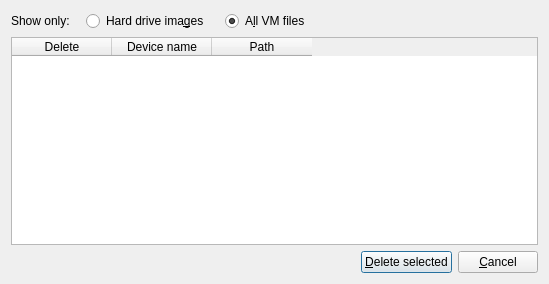
tobimensch/aqemu, file src/Delete_VM_Files_Window.ui: the form before one commit.
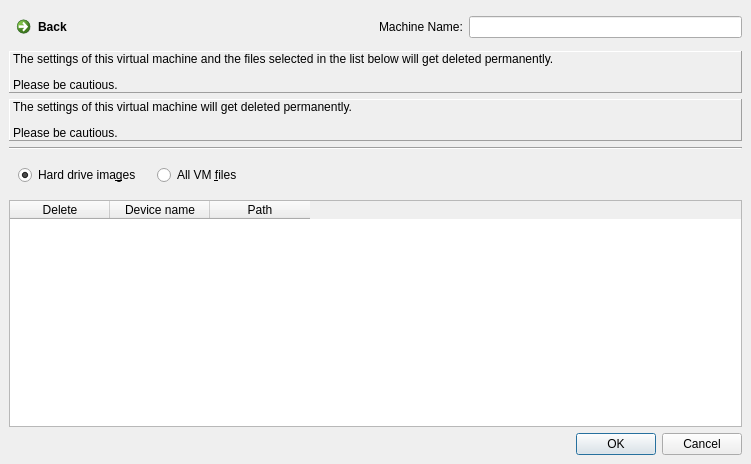
The form after the commit. Icons and pictures are not drawn. Custom widgets are drawn as their Qt base class.

Commit message: Unified Delete VM dialogs in one improved dialog.

Patch:
```diff
--- a/src/Delete_VM_Files_Window.ui
+++ b/src/Delete_VM_Files_Window.ui
@@ -7,8 +7,8 @@
    <rect>
     <x>0</x>
     <y>0</y>
-    <width>549</width>
-    <height>284</height>
+    <width>751</width>
+    <height>464</height>
    </rect>
   </property>
   <property name="windowTitle">
@@ -18,39 +18,162 @@
    <iconset resource="../resources/icons.qrc">
     <normaloff>:/remove.png</normaloff>:/remove.png</iconset>
   </property>
+  <layout class="QGridLayout" name="gridLayout_2">
+   <property name="leftMargin">
+    <number>0</number>
+   </property>
+   <property name="topMargin">
+    <number>0</number>
+   </property>
+   <property name="rightMargin">
+    <number>0</number>
+   </property>
+   <property name="bottomMargin">
+    <number>0</number>
+   </property>
+   <item row="0" column="0">
+    <widget class="QStackedWidget" name="stackedWidget">
+     <property name="currentIndex">
+      <number>1</number>
+     </property>
+     <widget class="QWidget" name="page_start">
+      <layout class="QGridLayout" name="gridLayout_4">
+       <item row="0" column="0">
+        <layout class="QGridLayout" name="gridLayout_3" rowstretch="0,0,0,0,0,0">
+         <item row="1" column="0">
+          <widget class="QCommandLinkButton" name="delete_VM_and_files_button">
+           <property name="sizePolicy">
+            <sizepolicy hsizetype="Preferred" vsizetype="Preferred">
+             <horstretch>0</horstretch>
+             <verstretch>0</verstretch>
+            </sizepolicy>
+           </property>
+           <property name="text">
+            <string>Delete Virtual Machine Settings And Selected Image Files</string>
+           </property>
+           <property name="description">
+            <string>Additionally delete selected image files belonging to the VM.</string>
+           </property>
+          </widget>
+         </item>
+         <item row="5" column="0">
+          <widget class="QCommandLinkButton" name="cancel_button">
+           <property name="text">
+            <string>Cancel</string>
+           </property>
+           <property name="icon">
+            <iconset resource="../resources/icons.qrc">
+             <normaloff>:/cancel.png</normaloff>:/cancel.png</iconset>
+           </property>
+          </widget>
+         </item>
+         <item row="4" column="0">
+          <widget class="QTextEdit" name="VM_Info_Text">
+           <property name="sizePolicy">
+            <sizepolicy hsizetype="Expanding" vsizetype="Expanding">
+             <horstretch>0</horstretch>
+             <verstretch>100</verstretch>
+            </sizepolicy>
+           </property>
+           <property name="readOnly">
+            <bool>true</bool>
+           </property>
+          </widget>
+         </item>
+         <item row="0" column="0">
+          <widget class="QCommandLinkButton" name="delete_VM_button">
+           <property name="sizePolicy">
+            <sizepolicy hsizetype="Preferred" vsizetype="Preferred">
+             <horstretch>0</horstretch>
+             <verstretch>0</verstretch>
+            </sizepolicy>
+           </property>
+           <property name="text">
+            <string>Delete Virtual Machine Settings Only</string>
+           </property>
+           <property name="description">
+            <string>Delete the VM settings file and remove the VM from the virtual machine list.
+Leaves all image files intact.</string>
+           </property>
+          </widget>
+         </item>
+         <item row="3" column="0">
+          <widget class="Line" name="line">
+           <property name="orientation">
+            <enum>Qt::Horizontal</enum>
+           </property>
+          </widget>
+         </item>
+        </layout>
+       </item>
+      </layout>
+     </widget>
+     <widget class="QWidget" name="page_vm_and_files">
   <layout class="QGridLayout" name="gridLayout">
+       <item row="0" column="1">
+        <layout class="QHBoxLayout" name="horizontalLayout_2">
+         <item>
+          <widget class="QLabel" name="label_2">
+           <property name="text">
+            <string>Machine Name:</string>
+           </property>
+          </widget>
+         </item>
+         <item>
+          <widget class="QLineEdit" name="machine_Name_LineEdit">
+           <property name="enabled">
+            <bool>true</bool>
+           </property>
+           <property name="sizePolicy">
+            <sizepolicy hsizetype="MinimumExpanding" vsizetype="Fixed">
+             <horstretch>0</horstretch>
+             <verstretch>0</verstretch>
+            </sizepolicy>
+           </property>
+           <property name="readOnly">
+            <bool>true</bool>
+           </property>
+          </widget>
+         </item>
+        </layout>
+       </item>
    <item row="0" column="0">
+        <widget class="QCommandLinkButton" name="back_button">
+         <property name="sizePolicy">
+          <sizepolicy hsizetype="MinimumExpanding" vsizetype="Preferred">
+           <horstretch>0</horstretch>
+           <verstretch>0</verstretch>
+          </sizepolicy>
+         </property>
+         <property name="text">
+          <string>Back</string>
+         </property>
+         <property name="icon">
+          <iconset theme="back">
+           <normaloff>.</normaloff>.</iconset>
+         </property>
+        </widget>
+       </item>
+       <item row="9" column="0" colspan="2">
+        <widget class="Line" name="line_2">
+         <property name="orientation">
+          <enum>Qt::Horizontal</enum>
+         </property>
+        </widget>
+       </item>
+       <item row="10" column="0" colspan="2">
+        <widget class="QWidget" name="delete_files_select_box" native="true">
+         <property name="enabled">
+          <bool>true</bool>
+         </property>
     <layout class="QHBoxLayout" name="horizontalLayout">
-     <item>
-      <widget class="QLabel" name="Label_Show_Only">
-       <property name="text">
-        <string>Show only:</string>
-       </property>
-      </widget>
-     </item>
-     <item>
-      <spacer name="horizontalSpacer_2">
-       <property name="orientation">
-        <enum>Qt::Horizontal</enum>
-       </property>
-       <property name="sizeType">
-        <enum>QSizePolicy::Fixed</enum>
-       </property>
-       <property name="sizeHint" stdset="0">
-        <size>
-         <width>10</width>
-         <height>10</height>
-        </size>
-       </property>
-      </spacer>
-     </item>
      <item>
       <widget class="QRadioButton" name="RB_Show_HDD">
        <property name="text">
         <string>Hard drive ima&amp;ges</string>
        </property>
        <property name="checked">
-        <bool>false</bool>
+             <bool>true</bool>
        </property>
       </widget>
      </item>
@@ -73,10 +196,10 @@
      <item>
       <widget class="QRadioButton" name="RB_Show_All">
        <property name="text">
-        <string>A&amp;ll VM files</string>
+             <string>All VM &amp;files</string>
        </property>
        <property name="checked">
-        <bool>true</bool>
+             <bool>false</bool>
        </property>
       </widget>
      </item>
@@ -94,8 +217,9 @@
       </spacer>
      </item>
     </layout>
-   </item>
-   <item row="1" column="0">
+        </widget>
+       </item>
+       <item row="11" column="0" colspan="2">
     <widget class="QTableWidget" name="Files_List">
      <property name="editTriggers">
       <set>QAbstractItemView::NoEditTriggers</set>
@@ -135,47 +259,64 @@
      </column>
     </widget>
    </item>
-   <item row="2" column="0">
-    <layout class="QHBoxLayout" name="horizontalLayout_2">
-     <item>
-      <spacer name="horizontalSpacer_4">
-       <property name="orientation">
-        <enum>Qt::Horizontal</enum>
-       </property>
-       <property name="sizeHint" stdset="0">
-        <size>
-         <width>40</width>
-         <height>20</height>
-        </size>
-       </property>
-      </spacer>
-     </item>
-     <item>
-      <widget class="QPushButton" name="Button_Delete">
+       <item row="12" column="0" colspan="2">
+        <widget class="Dialog_Button_Box" name="buttonBox">
+         <property name="standardButtons">
+          <set>QDialogButtonBox::Cancel|QDialogButtonBox::Ok</set>
+         </property>
+        </widget>
+       </item>
+       <item row="7" column="0" colspan="2">
+        <widget class="QLabel" name="label_warning_vm_and_files">
+         <property name="frameShape">
+          <enum>QFrame::Panel</enum>
+         </property>
+         <property name="frameShadow">
+          <enum>QFrame::Raised</enum>
+         </property>
        <property name="text">
-        <string>&amp;Delete selected</string>
-       </property>
-       <property name="icon">
-        <iconset resource="../resources/icons.qrc">
-         <normaloff>:/go.png</normaloff>:/go.png</iconset>
-       </property>
-      </widget>
-     </item>
-     <item>
-      <widget class="QPushButton" name="Button_Cancel">
+          <string>&lt;html&gt;&lt;head/&gt;&lt;body&gt;&lt;p&gt;The settings of this virtual machine and the files selected in the list below will get deleted permanently.&lt;/p&gt;&lt;p&gt;Please be cautious.&lt;/p&gt;&lt;/body&gt;&lt;/html&gt;</string>
+         </property>
+         <property name="wordWrap">
+          <bool>true</bool>
+         </property>
+         <property name="buddy">
+          <cstring></cstring>
+         </property>
+        </widget>
+       </item>
+       <item row="8" column="0" colspan="2">
+        <widget class="QLabel" name="label_warning_vm">
+         <property name="frameShape">
+          <enum>QFrame::Panel</enum>
+         </property>
+         <property name="frameShadow">
+          <enum>QFrame::Raised</enum>
+         </property>
        <property name="text">
-        <string>&amp;Cancel</string>
-       </property>
-       <property name="icon">
-        <iconset resource="../resources/icons.qrc">
-         <normaloff>:/cancel.png</normaloff>:/cancel.png</iconset>
-       </property>
+          <string>&lt;html&gt;&lt;head/&gt;&lt;body&gt;&lt;p&gt;The settings of this virtual machine will get deleted permanently.&lt;/p&gt;&lt;p&gt;Please be cautious.&lt;/p&gt;&lt;/body&gt;&lt;/html&gt;</string>
+         </property>
+         <property name="wordWrap">
+          <bool>true</bool>
+         </property>
+         <property name="buddy">
+          <cstring></cstring>
+         </property>
       </widget>
      </item>
     </layout>
+     </widget>
+    </widget>
    </item>
   </layout>
  </widget>
+ <customwidgets>
+  <customwidget>
+   <class>Dialog_Button_Box</class>
+   <extends>QDialogButtonBox</extends>
+   <header>Dialog_Button_Box.h</header>
+  </customwidget>
+ </customwidgets>
  <tabstops>
   <tabstop>RB_Show_HDD</tabstop>
   <tabstop>RB_Show_All</tabstop>
```
Left out of the diff: 53 changed lines with no effect on the pictures. Lines whose indentation alone changed are shown as unchanged. The commit also changes 7 other files.
